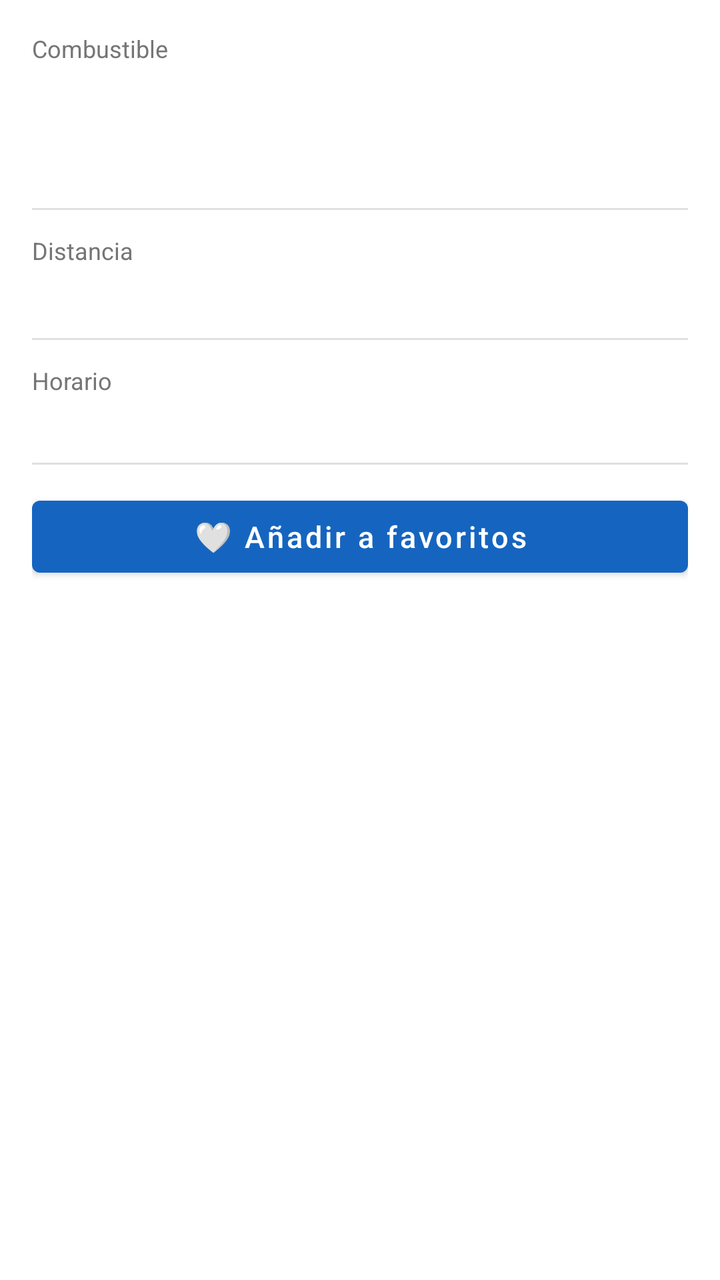
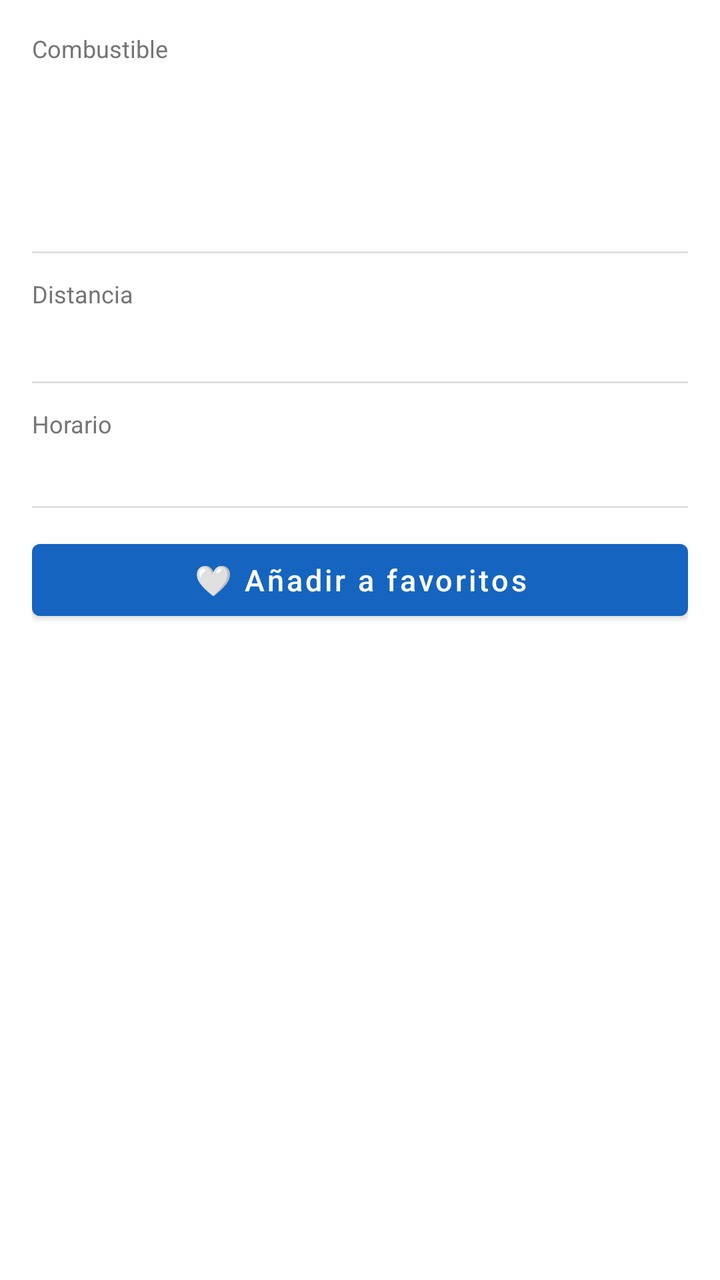

Screens rendered from an Android XML layout before and after an edit, with the pre-edit source and the edit as a unified diff.
<!-- AndroidManifest.xml: application theme Theme.AhorraGas -->
<!-- res/layout/fragment_general.xml -->
<?xml version="1.0" encoding="utf-8"?>
<LinearLayout xmlns:android="http://schemas.android.com/apk/res/android"
    android:layout_width="match_parent"
    android:layout_height="match_parent"
    android:orientation="vertical"
    android:padding="16dp">

    
    <TextView
        android:layout_width="wrap_content"
        android:layout_height="wrap_content"
        android:text="Combustible"
        android:textColor="@color/text_secondary"
        android:textSize="12sp" />

    <TextView
        android:id="@+id/tvFuelLabel"
        android:layout_width="wrap_content"
        android:layout_height="wrap_content"
        android:textColor="@color/text_primary"
        android:textSize="15sp"
        android:textStyle="bold" />

    <TextView
        android:id="@+id/tvDetailPrice"
        android:layout_width="wrap_content"
        android:layout_height="wrap_content"
        android:layout_marginTop="2dp"
        android:textColor="@color/price_cheap"
        android:textSize="28sp"
        android:textStyle="bold" />

    <View
        android:layout_width="match_parent"
        android:layout_height="1dp"
        android:layout_marginVertical="12dp"
        android:background="@color/divider" />

    
    <TextView
        android:layout_width="wrap_content"
        android:layout_height="wrap_content"
        android:text="Distancia"
        android:textColor="@color/text_secondary"
        android:textSize="12sp" />

    <TextView
        android:id="@+id/tvDetailDistance"
        android:layout_width="wrap_content"
        android:layout_height="wrap_content"
        android:layout_marginTop="2dp"
        android:textColor="@color/text_primary"
        android:textSize="16sp" />

    <View
        android:layout_width="match_parent"
        android:layout_height="1dp"
        android:layout_marginVertical="12dp"
        android:background="@color/divider" />

    
    <TextView
        android:layout_width="wrap_content"
        android:layout_height="wrap_content"
        android:text="Horario"
        android:textColor="@color/text_secondary"
        android:textSize="12sp" />

    <TextView
        android:id="@+id/tvDetailHorario"
        android:layout_width="wrap_content"
        android:layout_height="wrap_content"
        android:layout_marginTop="2dp"
        android:textColor="@color/text_primary"
        android:textSize="14sp" />

    <View
        android:layout_width="match_parent"
        android:layout_height="1dp"
        android:layout_marginVertical="12dp"
        android:background="@color/divider" />

    
    <Button
        android:id="@+id/btnFavorite"
        android:layout_width="match_parent"
        android:layout_height="wrap_content"
        android:text="🤍 Añadir a favoritos"
        android:textAllCaps="false"
        android:textSize="15sp" />

</LinearLayout>
<!-- resources referenced by this layout -->
<resources>
  <color name="divider">#E0E0E0</color>
  <color name="price_cheap">#388E3C</color>
  <color name="text_primary">#212121</color>
  <color name="text_secondary">#757575</color>
  <style name="Theme.AhorraGas" parent="Theme.MaterialComponents.DayNight.NoActionBar">
          <item name="colorPrimary">@color/primary</item>
          <item name="colorPrimaryVariant">@color/primary_dark</item>
          <item name="colorOnPrimary">@color/white</item>
          <item name="colorSecondary">@color/secondary</item>
          <item name="colorOnSecondary">@color/white</item>
          <item name="android:statusBarColor">@color/primary_dark</item>
      </style>
  <color name="primary">#1565C0</color>
  <color name="primary_dark">#0D47A1</color>
  <color name="white">#FFFFFF</color>
  <color name="secondary">#FF9800</color>
</resources>

<!-- the commit's change to res/layout/fragment_general.xml (unified diff, before → after) -->
@@ -4,6 +4,7 @@
     android:layout_height="match_parent"
     android:orientation="vertical"
     android:padding="16dp">
+
 
     
     <TextView
@@ -29,6 +30,14 @@
         android:textColor="@color/price_cheap"
         android:textSize="28sp"
         android:textStyle="bold" />
+
+    <TextView
+        android:id="@+id/tvFillCost"
+        android:layout_width="wrap_content"
+        android:layout_height="wrap_content"
+        android:layout_marginTop="4dp"
+        android:textColor="@color/text_secondary"
+        android:textSize="13sp" />
 
     <View
         android:layout_width="match_parent"
